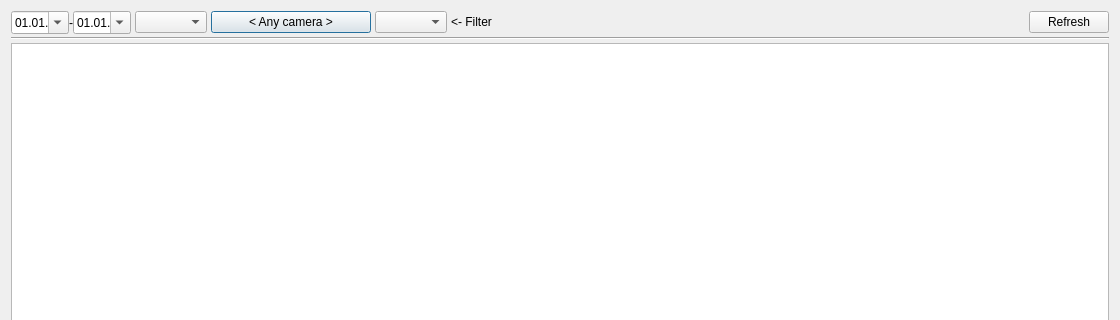
networkoptix/nx_open, file client/src/ui/dialogs/event_log_dialog.ui: the form before one commit; both pictures show x 0 to 1120 and y 0 to 320 of the 1120 by 719 pixel window.
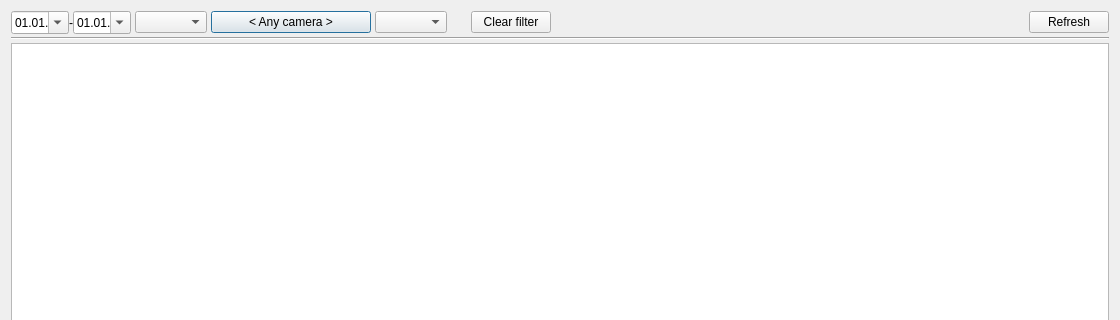
The form after the commit. Custom widgets are drawn as their Qt base class.

```diff
--- a/client/src/ui/dialogs/event_log_dialog.ui
+++ b/client/src/ui/dialogs/event_log_dialog.ui
@@ -96,7 +96,7 @@
      <item row="0" column="3">
       <widget class="QComboBox" name="actionComboBox"/>
      </item>
-     <item row="0" column="5">
+     <item row="0" column="7">
       <spacer name="horizontalSpacer">
        <property name="orientation">
         <enum>Qt::Horizontal</enum>
@@ -109,14 +109,7 @@
        </property>
       </spacer>
      </item>
-     <item row="0" column="4">
-      <widget class="QLabel" name="label">
-       <property name="text">
-        <string>&lt;- Filter</string>
-       </property>
-      </widget>
-     </item>
-     <item row="0" column="6">
+     <item row="0" column="8">
       <widget class="QPushButton" name="refreshButton">
        <property name="focusPolicy">
         <enum>Qt::TabFocus</enum>
@@ -132,6 +125,29 @@
        </property>
       </widget>
      </item>
+     <item row="0" column="5">
+      <spacer name="horizontalSpacer_2">
+       <property name="orientation">
+        <enum>Qt::Horizontal</enum>
+       </property>
+       <property name="sizeType">
+        <enum>QSizePolicy::Fixed</enum>
+       </property>
+       <property name="sizeHint" stdset="0">
+        <size>
+         <width>20</width>
+         <height>20</height>
+        </size>
+       </property>
+      </spacer>
+     </item>
+     <item row="0" column="6">
+      <widget class="QPushButton" name="clearFilterButton">
+       <property name="text">
+        <string>Clear filter</string>
+       </property>
+      </widget>
+     </item>
     </layout>
    </item>
    <item>
```
